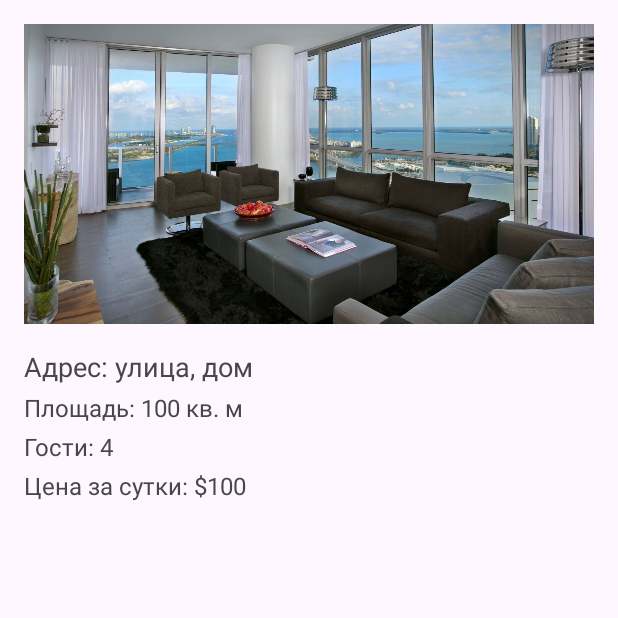
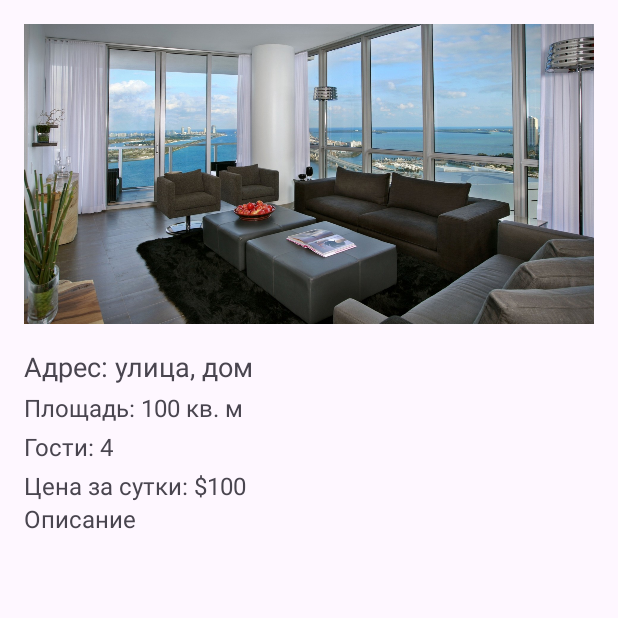
Before and after one commit to Fiitovec99/HATA.RU, an Android app: the ApartmentFragment screen opened directly, with no data from a screen before it, on a phone screen of 412 x 824 dp, the top half of it. Run offline under Robolectric (Android 15) with nearby library versions, the phone set to English and light mode, and no system bars; 7 statements that could not run were skipped.

```diff
--- a/app/src/main/java/hataru/migration/RoomType.kt
+++ b/app/src/main/java/hataru/migration/RoomType.kt
@@ -5,12 +5,12 @@ import java.io.Serializable
 
 data class Roomtypes (
 
-    @JsonProperty("id") var id: String? = null,
+    @JsonProperty("id") var id: Int? = null,
     @JsonProperty("hotel_id") var hotelId: String? = null,
     @JsonProperty("parent_id") var parentId: String? = null,
     @JsonProperty("name") var name: String? = null,
     @JsonProperty("type") var type: String? = null,
-    @JsonProperty("adults") var adults: String? = null,
+    @JsonProperty("adults") var adults: Int? = null,
     @JsonProperty("children") var children: Int? = null,
     @JsonProperty("children_age") var childrenAge: Int? = null,
     @JsonProperty("price") var price: Double,
--- a/app/src/main/java/hataru/presentation/ApartmentFragment.kt
+++ b/app/src/main/java/hataru/presentation/ApartmentFragment.kt
@@ -18,6 +18,7 @@ class ApartmentFragment : Fragment() {
     private lateinit var twfArea: TextView
     private lateinit var twfGuests: TextView
     private lateinit var twfPrice: TextView
+    private lateinit var twfDescription: TextView
 
     private var apartmentId = Apartment.UNDEFIND_ID
 
@@ -36,6 +37,12 @@ class ApartmentFragment : Fragment() {
 
     override fun onViewCreated(view: View, savedInstanceState: Bundle?) {
         super.onViewCreated(view, savedInstanceState)
+        twfAddress = view.findViewById(R.id.text_View_Address_Full)
+        twfArea = view.findViewById(R.id.text_View_Area_Full)
+        twfGuests = view.findViewById(R.id.text_View_Guests_Full)
+        twfPrice = view.findViewById(R.id.text_View_Price_Full)
+        twfDescription = view.findViewById(R.id.text_View_Description_Full)
+
         viewModel = ViewModelProvider(this)[ApartmentViewModel::class.java]
         initViews(view)
         launch()
@@ -45,9 +52,10 @@ class ApartmentFragment : Fragment() {
         viewModel.getApartment(apartmentId)
         viewModel.apartment.observe(viewLifecycleOwner) {
             twfAddress.text = it.address
-            twfArea.text = it.area.toString()
-            twfGuests.text = it.people.toString()
-            twfPrice.text = it.price.toString()
+            twfArea.text = "Площадь: " + it.area.toString()
+            twfGuests.text = "Кол-во гостей: " + it.people.toString()
+            twfPrice.text = "Цена: " + it.price.toString() + "руб"
+            twfDescription.text = "\n" + it.description
         }
     }
 
@@ -60,10 +68,10 @@ class ApartmentFragment : Fragment() {
     }
 
     private fun initViews(view: View) {
-        twfAddress = view.findViewById<TextView>(R.id.text_View_Address_Full)
-        twfArea = view.findViewById<TextView>(R.id.text_View_Area_Full)
-        twfGuests = view.findViewById<TextView>(R.id.text_View_Guests_Full)
-        twfPrice = view.findViewById<TextView>(R.id.text_View_Price_Full)
+        twfAddress = view.findViewById(R.id.text_View_Address_Full)
+        twfArea = view.findViewById(R.id.text_View_Area_Full)
+        twfGuests = view.findViewById(R.id.text_View_Guests_Full)
+        twfPrice = view.findViewById(R.id.text_View_Price_Full)
     }
 
     companion object {
--- a/app/src/main/java/hataru/presentation/ApartmentListAdapter.kt
+++ b/app/src/main/java/hataru/presentation/ApartmentListAdapter.kt
@@ -30,9 +30,9 @@ class ApartmentListAdapter : ListAdapter<Apartment, ApartmentViewHolder>(Apartme
             onApartmentClickListener?.invoke(apartment)
         }
         viewHolder.twAddress.text = apartment.address
-        viewHolder.twArea.text = apartment.area.toString()
-        viewHolder.twGuests.text = apartment.people.toString()
-        viewHolder.twPrice.text = apartment.price.toString()
+        viewHolder.twArea.text = "Площадь: " + apartment.area.toString()
+        viewHolder.twGuests.text = "Кол-во гостей: " + apartment.people.toString()
+        viewHolder.twPrice.text = "Цена: " + apartment.price.toString() + "руб"
     }
 
     override fun getItemViewType(position: Int): Int {
--- a/app/src/main/java/hataru/presentation/ApartmentViewHolder.kt
+++ b/app/src/main/java/hataru/presentation/ApartmentViewHolder.kt
@@ -11,5 +11,6 @@ class ApartmentViewHolder(val view: View) : RecyclerView.ViewHolder(view) {
     val twArea = view.findViewById<TextView>(R.id.text_View_Area)
     val twGuests = view.findViewById<TextView>(R.id.text_View_Guests)
     val twPrice = view.findViewById<TextView>(R.id.text_View_Price)
+//    val twDescription = view.findViewById<TextView>(R.id.text_View_Description)
     val buttonLike = view.findViewById<ImageButton>(R.id.button_Like)
 }
--- a/app/src/main/res/layout/fragment_apartment.xml
+++ b/app/src/main/res/layout/fragment_apartment.xml
@@ -61,6 +61,13 @@
                     android:layout_marginTop="4dp"
                     android:text="Цена за сутки: $100"
                     android:textSize="16sp" />
+
+                <TextView
+                    android:id="@+id/text_View_Description_Full"
+                    android:layout_width="match_parent"
+                    android:layout_height="wrap_content"
+                    android:text="Описание"
+                    android:textSize="16sp" />
             </LinearLayout>
         </RelativeLayout>
 
```
Also changed, not shown: app/src/main/java/hataru/data/ApartmentListRepositoryImpl.kt (+5 -3 lines), app/src/main/res/layout/apartment_liked.xml (+8 -1 lines), app/src/main/res/layout/apartment_noliked.xml (+8 -1 lines).
